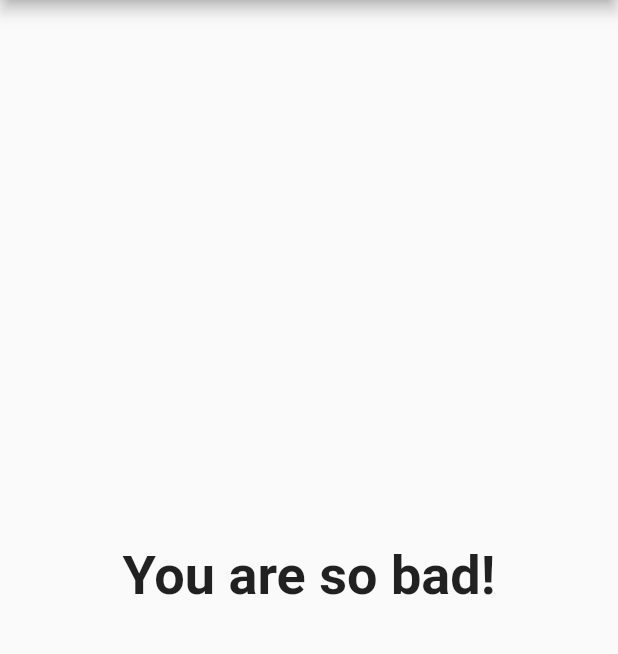
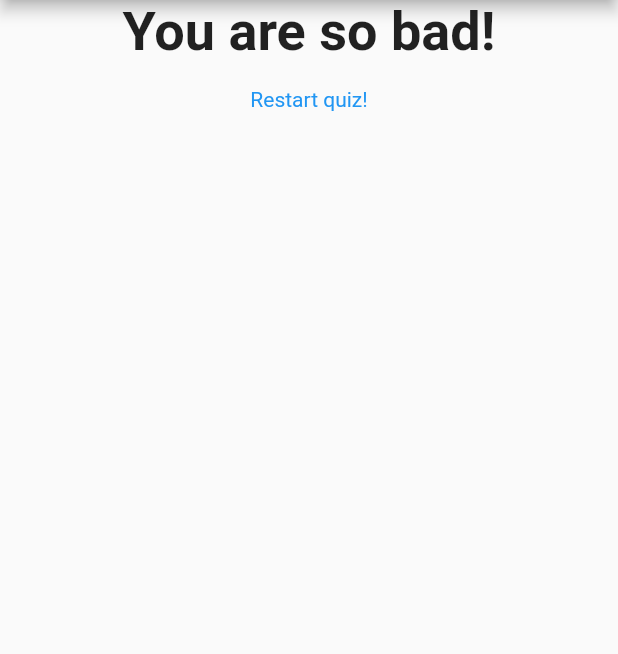
Before and after one commit to ayoline/Udemy---flutter_complete_guide, a Flutter app: the screen it shows after launch, after a tap on "Black", after a tap on "Snake", after a tap on "Roger", on a phone screen of 412 x 824 dp, the part 84-738 px from its top. Run offline on Flutter 3.47's test engine with Material 2 defaults, Android fonts, the phone set to English and light mode, and no system bars.

Commit message:
add a button to reset the quiz

```diff
--- a/lib/main.dart
+++ b/lib/main.dart
@@ -48,6 +48,13 @@ class _MyAppState extends State<MyApp> {
   var _questionIndex = 0;
   var _totalScore = 0;
 
+  void _resetQuiz() {
+    setState(() {
+      _questionIndex = 0;
+      _totalScore = 0;
+    });
+  }
+
   void _answerQuestion(int score) {
     _totalScore = _totalScore + score;
 
@@ -75,7 +82,7 @@ class _MyAppState extends State<MyApp> {
                 questionIndex: _questionIndex,
                 questions: _questions,
               )
-            : Result(_totalScore),
+            : Result(_totalScore, _resetQuiz),
       ),
     );
   }
--- a/lib/result.dart
+++ b/lib/result.dart
@@ -2,8 +2,9 @@ import 'package:flutter/material.dart';
 
 class Result extends StatelessWidget {
   final int resultScore;
+  final VoidCallback resetHandler;
 
-  Result(this.resultScore);
+  Result(this.resultScore, this.resetHandler);
 
   String get resultPhrase {
     String resultText;
@@ -23,7 +24,9 @@ class Result extends StatelessWidget {
   @override
   Widget build(BuildContext context) {
     return Center(
-      child: Text(
+      child: Column(
+        children: [
+          Text(
             resultPhrase,
             style: TextStyle(
               fontSize: 36,
@@ -31,6 +34,16 @@ class Result extends StatelessWidget {
             ),
             textAlign: TextAlign.center,
           ),
+          TextButton(
+            onPressed: resetHandler,
+            child: Text('Restart quiz!'),
+            style: TextButton.styleFrom(
+                textStyle: TextStyle(
+              color: Colors.blue,
+            )),
+          )
+        ],
+      ),
     );
   }
 }
```
Lines whose indentation alone changed are shown as unchanged.
